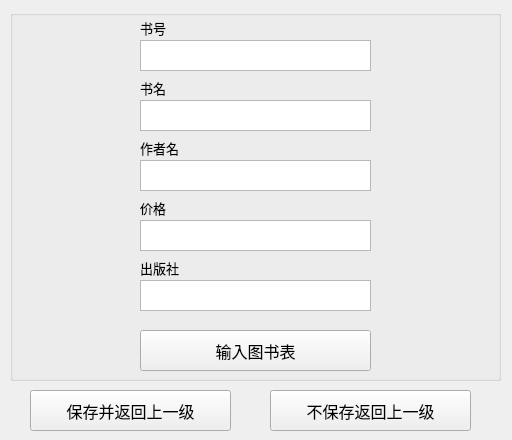
First picture: the form in Sources/Forms/createbooklist.ui, repository gaogao-qwq/Book_Manage_System_QT, before the edit.
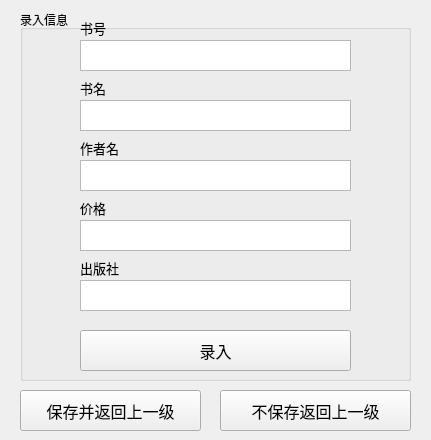
Second picture: the form after the edit.

Diff of the .ui file:
```diff
--- a/Sources/Forms/createbooklist.ui
+++ b/Sources/Forms/createbooklist.ui
@@ -6,7 +6,7 @@
    <rect>
     <x>0</x>
     <y>0</y>
-    <width>512</width>
+    <width>431</width>
     <height>440</height>
    </rect>
   </property>
@@ -16,19 +16,19 @@
   <widget class="QGroupBox" name="groupBox">
    <property name="geometry">
     <rect>
-     <x>10</x>
+     <x>20</x>
      <y>10</y>
-     <width>491</width>
+     <width>391</width>
      <height>371</height>
     </rect>
    </property>
    <property name="title">
-    <string/>
+    <string>录入信息</string>
    </property>
    <widget class="QLabel" name="ISBNLabel">
     <property name="geometry">
      <rect>
-      <x>130</x>
+      <x>60</x>
       <y>10</y>
       <width>53</width>
       <height>16</height>
@@ -46,7 +46,7 @@
    <widget class="QLabel" name="bookLabel">
     <property name="geometry">
      <rect>
-      <x>130</x>
+      <x>60</x>
       <y>70</y>
       <width>53</width>
       <height>16</height>
@@ -64,7 +64,7 @@
    <widget class="QLabel" name="authorLabel">
     <property name="geometry">
      <rect>
-      <x>130</x>
+      <x>60</x>
       <y>130</y>
       <width>53</width>
       <height>16</height>
@@ -82,7 +82,7 @@
    <widget class="QLabel" name="priceLabel">
     <property name="geometry">
      <rect>
-      <x>130</x>
+      <x>60</x>
       <y>190</y>
       <width>53</width>
       <height>16</height>
@@ -100,7 +100,7 @@
    <widget class="QLabel" name="pressLabel">
     <property name="geometry">
      <rect>
-      <x>130</x>
+      <x>60</x>
       <y>250</y>
       <width>53</width>
       <height>16</height>
@@ -118,9 +118,9 @@
    <widget class="QPushButton" name="inputButton">
     <property name="geometry">
      <rect>
-      <x>130</x>
+      <x>60</x>
       <y>320</y>
-      <width>231</width>
+      <width>271</width>
       <height>41</height>
      </rect>
     </property>
@@ -130,15 +130,15 @@
      </font>
     </property>
     <property name="text">
-     <string>输入图书表</string>
+     <string>录入</string>
     </property>
    </widget>
    <widget class="QPlainTextEdit" name="ISBNTextEdit">
     <property name="geometry">
      <rect>
-      <x>130</x>
+      <x>60</x>
       <y>30</y>
-      <width>231</width>
+      <width>271</width>
       <height>31</height>
      </rect>
     </property>
@@ -146,9 +146,9 @@
    <widget class="QPlainTextEdit" name="bookTextEdit">
     <property name="geometry">
      <rect>
-      <x>130</x>
+      <x>60</x>
       <y>90</y>
-      <width>231</width>
+      <width>271</width>
       <height>31</height>
      </rect>
     </property>
@@ -156,9 +156,9 @@
    <widget class="QPlainTextEdit" name="authorTextEdit">
     <property name="geometry">
      <rect>
-      <x>130</x>
+      <x>60</x>
       <y>150</y>
-      <width>231</width>
+      <width>271</width>
       <height>31</height>
      </rect>
     </property>
@@ -166,9 +166,9 @@
    <widget class="QPlainTextEdit" name="priceTextEdit">
     <property name="geometry">
      <rect>
-      <x>130</x>
+      <x>60</x>
       <y>210</y>
-      <width>231</width>
+      <width>271</width>
       <height>31</height>
      </rect>
     </property>
@@ -176,9 +176,9 @@
    <widget class="QPlainTextEdit" name="pressTextEdit">
     <property name="geometry">
      <rect>
-      <x>130</x>
+      <x>60</x>
       <y>270</y>
-      <width>231</width>
+      <width>271</width>
       <height>31</height>
      </rect>
     </property>
@@ -198,9 +198,9 @@
   <widget class="QPushButton" name="backButton">
    <property name="geometry">
     <rect>
-     <x>270</x>
+     <x>220</x>
      <y>390</y>
-     <width>201</width>
+     <width>191</width>
      <height>41</height>
     </rect>
    </property>
@@ -216,9 +216,9 @@
   <widget class="QPushButton" name="backSaveButton">
    <property name="geometry">
     <rect>
-     <x>30</x>
+     <x>20</x>
      <y>390</y>
-     <width>201</width>
+     <width>181</width>
      <height>41</height>
     </rect>
    </property>
```
Left out of the diff: 6 changed lines with no effect on the pictures.
